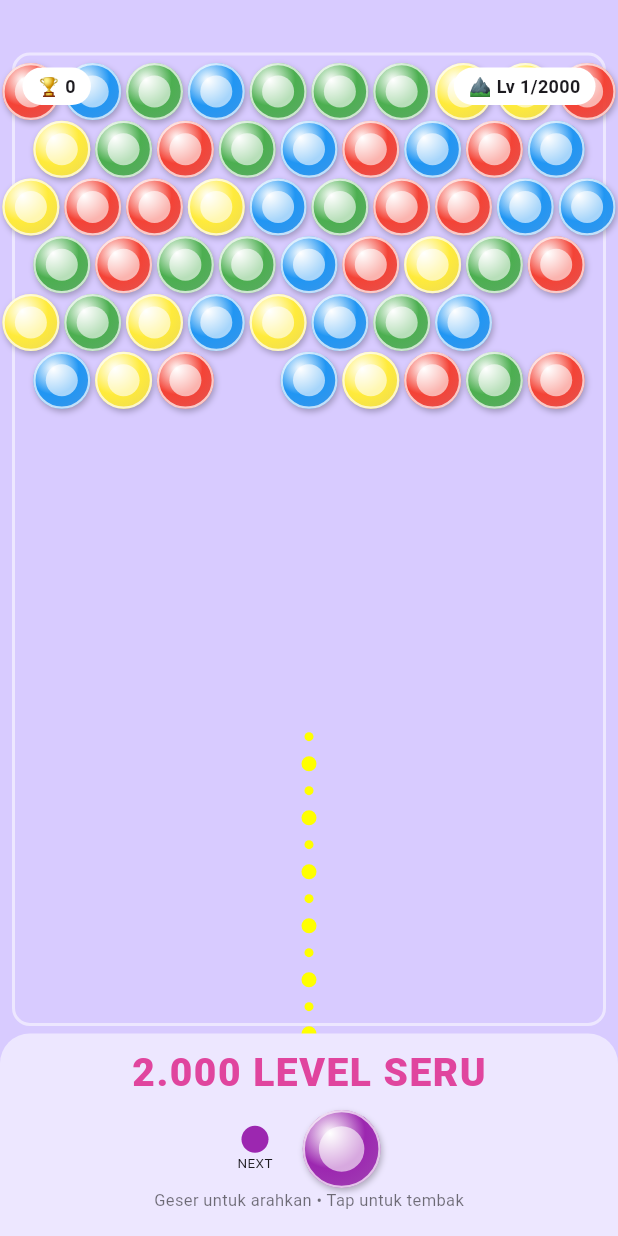
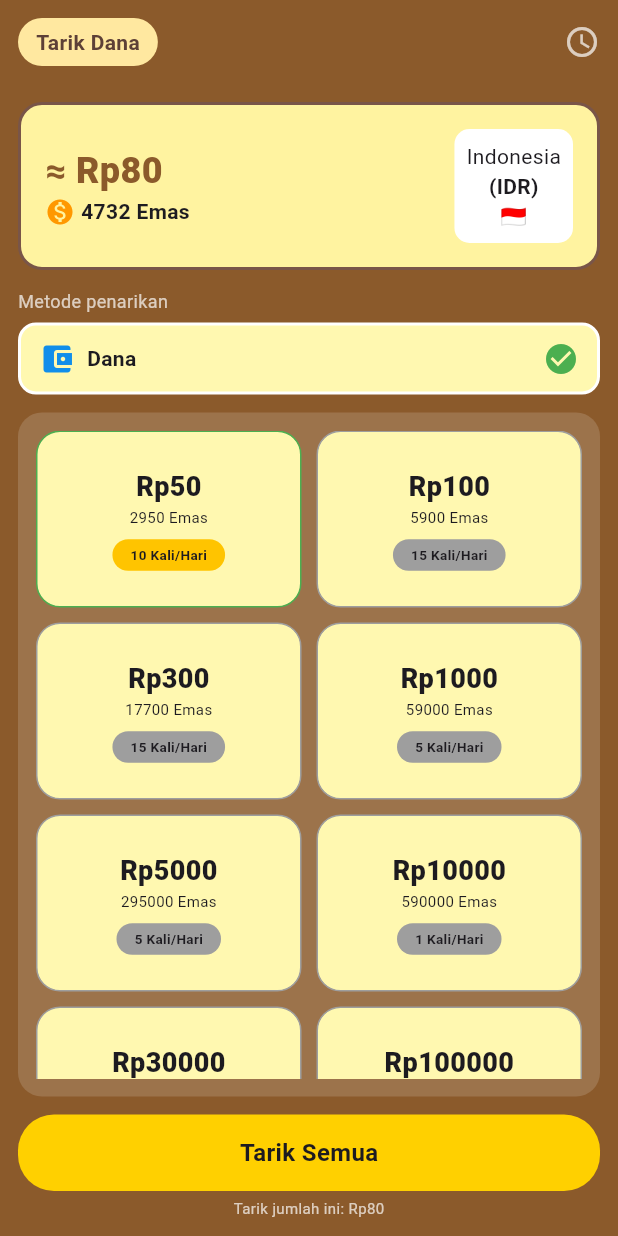
Before and after one commit to rizaldisini22-cmd/mountain-hunter, a Flutter app: the screen it shows after launch, on a phone screen of 412 x 824 dp. Run offline on Flutter 3.47's test engine with Material 3 defaults, Android fonts, the phone set to English and light mode, and no system bars.

Commit message:
Update main.dart

```diff
--- a/lib/main.dart
+++ b/lib/main.dart
@@ -1,193 +1,129 @@
 import 'dart:math';
 import 'package:flutter/material.dart';
+void main()=>runApp(MaterialApp(home: TarikDanaOnly(coins: 4732), debugShowCheckedModeBanner: false));
 
-void main() => runApp(const MaterialApp(home: BubbleShooter(), debugShowCheckedModeBanner: false));
-
-class BubbleShooter extends StatefulWidget {
-  const BubbleShooter({super.key});
-  @override State<BubbleShooter> createState() => _BubbleShooterState();
+class TarikDanaOnly extends StatefulWidget{
+  final int coins; const TarikDanaOnly({super.key, required this.coins});
+  @override State<TarikDanaOnly> createState()=> _TarikOnly();
 }
 
-class _BubbleShooterState extends State<BubbleShooter> {
-  static const cols = 10;
-  List<List<int?>> grid = [];
-  List<Color> colors = [Colors.red, Colors.blue, Colors.green, Colors.yellow, Colors.purple, Colors.cyan, Colors.orange];
-  int cur = 0, next = 1;
-  double cannonX = 0.5;
-  double angle = -pi/2;
-  bool shooting = false;
-  double sx=0, sy=0, vx=0, vy=0;
-  int level = 1, score = 0;
-  final rand = Random();
+class _TarikOnly extends State<TarikDanaOnly>{
+  late int cur; String noDana="";
+  @override void initState(){super.initState(); cur=widget.coins;}
+  double get rpTotal => cur / 59.0; // 59 Emas = Rp1 (sesuai foto kakak)
 
-  @override
-  void initState(){super.initState(); genLevel(); cur=rand.nextInt(colors.length); next=rand.nextInt(colors.length);}
+  final List<Map> list = [
+    {"rp":50, "emas":2950, "limit":"10 Kali/Hari"},
+    {"rp":100, "emas":5900, "limit":"15 Kali/Hari"},
+    {"rp":300, "emas":17700, "limit":"15 Kali/Hari"},
+    {"rp":1000, "emas":59000, "limit":"5 Kali/Hari"},
+    {"rp":5000, "emas":295000, "limit":"5 Kali/Hari"},
+    {"rp":10000, "emas":590000, "limit":"1 Kali/Hari"},
+    {"rp":30000, "emas":1770000, "limit":"1 Kali/Hari"},
+    {"rp":100000, "emas":5900000, "limit":"1 Kali/Hari"},
+    {"rp":200000, "emas":11800000, "limit":"1 Kali/Hari"},
+  ];
 
-  void genLevel(){
-    grid=[];
-    int rows = 6 + (level~/3);
-    if(rows>15) rows=15;
-    for(int r=0;r<rows;r++){
-      int cCount = (r%2==0)? cols : cols-1;
-      grid.add(List.generate(cCount, (_)=> (r<4 || rand.nextDouble()>0.25)? rand.nextInt( min(4 + level~/10, colors.length)) : null));
+  void prosesTarik(Map it){
+    if(cur < it["emas"]){
+      ScaffoldMessenger.of(context).showSnackBar(SnackBar(content: Text("Emas kurang! Butuh ${it["emas"]}, kamu ${cur}")));
+      return;
     }
+    showDialog(context: context, builder: (c)=> AlertDialog(
+      shape: RoundedRectangleBorder(borderRadius: BorderRadius.circular(16)),
+      title: Text("TUKAR SALDO DANA", style: TextStyle(fontWeight: FontWeight.w900, fontSize:16)),
+      content: Column(mainAxisSize: MainAxisSize.min, children:[
+        Container(padding: EdgeInsets.all(12), decoration: BoxDecoration(color: Colors.blue[50], borderRadius: BorderRadius.circular(12)), child: Row(children:[
+          Image.network("https://upload.wikimedia.org/wikipedia/commons/7/72/Logo_dana_blue.png", width:40, errorBuilder: (c,e,s)=> Icon(Icons.account_balance_wallet, color: Colors.blue)),
+          SizedBox(width:10),
+          Column(crossAxisAlignment: CrossAxisAlignment.start, children:[
+            Text("Rp${it["rp"]}", style: TextStyle(fontWeight: FontWeight.bold, fontSize:18)),
+            Text("${it["emas"]} Emas", style: TextStyle(fontSize:12))
+          ])
+        ])),
+        SizedBox(height:12),
+        TextField(
+          keyboardType: TextInputType.phone,
+          decoration: InputDecoration(
+            labelText: "No. DANA",
+            hintText: "08xxxxxxxxxx",
+            prefixIcon: Icon(Icons.phone_android, color: Colors.blue),
+            border: OutlineInputBorder(borderRadius: BorderRadius.circular(12))
+          ),
+          onChanged: (v)=> noDana=v,
+        ),
+        SizedBox(height:8),
+        Text("Penarikan manual 1x24 jam akan di TF admin ke No. DANA kamu", style: TextStyle(fontSize:10, color: Colors.grey))
+      ]),
+      actions:[
+        TextButton(onPressed: ()=> Navigator.pop(c), child: Text("BATAL")),
+        ElevatedButton(
+          style: ElevatedButton.styleFrom(backgroundColor: Color(0xFF118EEA)),
+          onPressed: (){
+            if(noDana.length < 10){
+              ScaffoldMessenger.of(context).showSnackBar(SnackBar(content: Text("Isi No. DANA dulu kak!")));
+              return;
+            }
+            setState(()=> cur -= it["emas"] as int);
+            Navigator.pop(c);
+            ScaffoldMessenger.of(context).showSnackBar(SnackBar(
+              content: Text("BERHASIL! Rp${it["rp"]} ke DANA $noDana - PENDING - Admin akan TF 24 jam"),
+              backgroundColor: Colors.green,
+              duration: Duration(seconds:4),
+            ));
+          },
+          child: Text("TUKAR SEKARANG", style: TextStyle(color: Colors.white, fontWeight: FontWeight.bold))
+        )
+      ],
+    ));
   }
 
-  void shoot(){
-    if(shooting) return;
-    setState((){
-      shooting=true; sx=cannonX; sy=0.88;
-      vx=cos(angle)*0.028; vy=sin(angle)*0.028;
-    });
-    tick();
-  }
+  @override Widget build(BuildContext context){
+    return Scaffold(
+      body: Container(
+        color: Color(0xFF8B5A2B), // kayu
+        child: SafeArea(child: Column(children:[
+          // Header Tarik Dana
+          Padding(padding: EdgeInsets.all(12), child: Row(children:[
+            Container(padding: EdgeInsets.symmetric(horizontal:12,vertical:6), decoration: BoxDecoration(color: Color(0xFFFFE8A0), borderRadius: BorderRadius.circular(20)), child: Text("Tarik Dana", style: TextStyle(fontWeight: FontWeight.bold, color: Color(0xFF5D4037)))),
+            Spacer(),
+            Icon(Icons.access_time, color: Colors.white70)
+          ])),
+          // Saldo
+          Container(margin: EdgeInsets.all(12), padding: EdgeInsets.all(16), decoration: BoxDecoration(color: Color(0xFFFFF3A0), borderRadius: BorderRadius.circular(16), border: Border.all(color: Colors.brown, width:2)),
+            child: Row(children:[
+              Column(crossAxisAlignment: CrossAxisAlignment.start, children:[
+                Text("≈ Rp${rpTotal.toStringAsFixed(0)}", style: TextStyle(fontSize:24, fontWeight: FontWeight.w900, color: Color(0xFF8B5A2B))),
+                Row(children:[Icon(Icons.monetization_on, color: Colors.orange, size:20), SizedBox(width:4), Text("$cur Emas", style: TextStyle(fontWeight: FontWeight.bold))])
+              ]),
+              Spacer(),
+              Container(padding: EdgeInsets.all(8), decoration: BoxDecoration(color: Colors.white, borderRadius: BorderRadius.circular(10)), child: Column(children:[Text("Indonesia"), Text("(IDR)", style: TextStyle(fontWeight: FontWeight.bold)), Text("🇮🇩")]))
+            ]),
+          ),
+          Padding(padding: EdgeInsets.symmetric(horizontal:12), child: Align(alignment: Alignment.centerLeft, child: Text("Metode penarikan", style: TextStyle(color: Colors.white70, fontSize:12)))),
+          SizedBox(height:6),
+          Container(margin: EdgeInsets.symmetric(horizontal:12), padding: EdgeInsets.symmetric(horizontal:12,vertical:10), decoration: BoxDecoration(color: Color(0xFFFFF8B0), borderRadius: BorderRadius.circular(12), border: Border.all(color: Colors.white, width:2)), child: Row(children:[Icon(Icons.account_balance_wallet, color: Color(0xFF118EEA)), SizedBox(width:8), Text("Dana", style: TextStyle(fontWeight: FontWeight.bold)), Spacer(), Icon(Icons.check_circle, color: Colors.green)])),
 
-  void tick() async {
-    while(shooting){
-      await Future.delayed(const Duration(milliseconds: 16));
-      if(!mounted) return;
-      setState((){
-        sx+=vx; sy+=vy;
-        if(sx<=0.04 || sx>=0.96) vx=-vx;
-        if(sy<=0.05 || hitGrid(sx,sy)){ place(); return; }
-        if(sy>1.0){ shooting=false; }
-      });
-    }
-  }
-
-  bool hitGrid(double x,double y){
-    int r = ((y-0.06)/0.057).floor();
-    if(r<0||r>=grid.length) return false;
-    for(int c=0;c<grid[r].length;c++){
-      if(grid[r][c]==null) continue;
-      double gx = (c + (r%2==0?0.5:1.0))/cols;
-      double gy = 0.06 + r*0.057;
-      if(sqrt(pow(x-gx,2)+pow(y-gy,2)) < 0.06) return true;
-    }
-    return false;
-  }
-
-  void place(){
-    int br=0, bc=0; double bd=999;
-    for(int r=0;r<grid.length+1;r++){
-      if(r>=grid.length) grid.add(List.filled(r%2==0?cols:cols-1,null));
-      for(int c=0;c<grid[r].length;c++){
-        if(grid[r][c]!=null) continue;
-        double gx=(c+(r%2==0?0.5:1.0))/cols; double gy=0.06+r*0.057;
-        double d=sqrt(pow(sx-gx,2)+pow(sy-gy,2));
-        if(d<bd){bd=d; br=r; bc=c;}
-      }
-    }
-    grid[br][bc]=cur;
-    pop(br,bc);
-    setState((){
-      shooting=false; cur=next; next=rand.nextInt(min(4 + level~/8, colors.length));
-      if(grid.every((row)=>row.every((e)=>e==null))){ level++; score+=200; genLevel(); }
-      // kalah kalau turun kebawah
-      if(grid.length>13){ level=1; score=0; genLevel(); ScaffoldMessenger.of(context).showSnackBar(const SnackBar(content: Text("Game Over! Bola sampai bawah")));}
-    });
-  }
-
-  void pop(int r,int c){
-    int col = grid[r][c]!;
-    Set<String> vis={}; List<GPos> group=[];
-    void dfs(int rr,int cc){
-      if(rr<0||rr>=grid.length||cc<0||cc>=grid[rr].length) return;
-      if(grid[rr][cc]!=col) return;
-      String k="$rr,$cc"; if(vis.contains(k)) return; vis.add(k); group.add(GPos(rr,cc));
-      for(var n in neigh(rr,cc)) dfs(n.r,n.c);
-    }
-    dfs(r,c);
-    if(group.length>=3){
-      for(var p in group) grid[p.r][p.c]=null;
-      score+=group.length*15;
-      dropFloat();
-    }
-  }
-
-  void dropFloat(){
-    Set<String> conn={};
-    void dfs2(int r,int c){
-      if(r<0||r>=grid.length||c<0||c>=grid[r].length||grid[r][c]==null) return;
-      String k="$r,$c"; if(conn.contains(k)) return; conn.add(k);
-      for(var n in neigh(r,c)) dfs2(n.r,n.c);
-    }
-    for(int c=0;c<grid[0].length;c++) dfs2(0,c);
-    for(int r=0;r<grid.length;r++) for(int c=0;c<grid[r].length;c++) if(grid[r][c]!=null &&!conn.contains("$r,$c")){ grid[r][c]=null; score+=10; }
-  }
-
-  List<GPos> neigh(int r,int c){
-    int off = (r%2==0)?-1:1;
-    return [GPos(r,c-1), GPos(r,c+1), GPos(r-1,c), GPos(r-1,c+off), GPos(r+1,c), GPos(r+1,c+off)];
-  }
-
-  @override
-  Widget build(BuildContext context){
-    double w = MediaQuery.of(context).size.width;
-    return Scaffold(
-      backgroundColor: const Color(0xFFD8CBFF),
-      body: GestureDetector(
-        onPanUpdate: (d){
-          setState((){
-            cannonX = (d.globalPosition.dx/w).clamp(0.1, 0.9);
-            double dx = d.globalPosition.dx - w*cannonX;
-            double dy = d.globalPosition.dy - MediaQuery.of(context).size.height*0.88;
-            angle = atan2(dy,dx);
-            if(angle>-0.15) angle=-0.15; if(angle<-pi+0.15) angle=-pi+0.15;
-          });
-        },
-        onTap: shoot,
-        child: Stack(
-          children: [
-            Container(decoration: BoxDecoration(border: Border.all(color: Colors.white54, width: 2), borderRadius: BorderRadius.circular(12)), margin: const EdgeInsets.fromLTRB(8, 35, 8, 140)),
-            // bubbles
-            for(int r=0;r<grid.length;r++) for(int c=0;c<grid[r].length;c++) if(grid[r][c]!=null)
-              Positioned(left: w*(c+(r%2==0?0.5:1.0))/cols - 19, top: 42 + r*38.5, child: bubble(colors[grid[r][c]!], 38)),
-            if(shooting) Positioned(left: w*sx-19, top: MediaQuery.of(context).size.height*sy-19, child: bubble(colors[cur], 38)),
-            CustomPaint(size: Size.infinite, painter: AimPaint(cannonX, angle, shooting)),
-            // UI
-            Positioned(top: 45, left: 15, child: chip("🏆 $score")),
-            Positioned(top: 45, right: 15, child: chip("⛰️ Lv $level/2000")),
-            Positioned(
-              bottom: 0, left: 0, right: 0, child: Container(
-                height: 135, decoration: const BoxDecoration(color: Color(0xFFEDE7FF), borderRadius: BorderRadius.vertical(top: Radius.circular(20))),
-                child: Column(children: [
-                  const SizedBox(height: 8),
-                  const Text("2.000 LEVEL SERU", style: TextStyle(fontSize: 26, fontWeight: FontWeight.w900, color: Color(0xFFE0459E), letterSpacing: 1)),
-                  const SizedBox(height: 6),
-                  Row(mainAxisAlignment: MainAxisAlignment.center, children: [
-                    Column(children: [Container(width: 18, height: 18, decoration: BoxDecoration(color: colors[next], shape: BoxShape.circle)), const Text("NEXT", style: TextStyle(fontSize: 9))]),
-                    const SizedBox(width: 20),
-                    GestureDetector(onTap: shoot, child: bubble(colors[cur], 52)),
-                  ]),
-                  Text("Geser untuk arahkan • Tap untuk tembak", style: TextStyle(fontSize: 11, color: Colors.black54)),
-                ]),
-              ),
-            ),
-          ],
-        ),
+          SizedBox(height:12),
+          Expanded(child: Container(margin: EdgeInsets.symmetric(horizontal:12), padding: EdgeInsets.all(12), decoration: BoxDecoration(color: Colors.white.withOpacity(0.15), borderRadius: BorderRadius.circular(16)), child: GridView.builder(gridDelegate: SliverGridDelegateWithFixedCrossAxisCount(crossAxisCount: 2, childAspectRatio: 1.5, crossAxisSpacing:10, mainAxisSpacing:10), itemCount: list.length, itemBuilder: (c,i){
+            var it=list[i]; bool bisa=cur>=it["emas"];
+            return Container(decoration: BoxDecoration(color: Color(0xFFFFF8B0), borderRadius: BorderRadius.circular(16), border: Border.all(color: bisa? Colors.green: Colors.grey)),
+              child: Column(mainAxisAlignment: MainAxisAlignment.center, children:[
+                Text("Rp${it["rp"]}", style: TextStyle(fontWeight: FontWeight.w900, fontSize:18)),
+                Text("${it["emas"]} Emas", style: TextStyle(fontSize:10)),
+                SizedBox(height:8),
+                GestureDetector(onTap: bisa? ()=> prosesTarik(it): null, child: Container(padding: EdgeInsets.symmetric(horizontal:12,vertical:4), decoration: BoxDecoration(color: bisa? Color(0xFFFFC400): Colors.grey, borderRadius: BorderRadius.circular(12)), child: Text(it["limit"], style: TextStyle(fontSize:9, fontWeight: FontWeight.bold))))
+              ]),
+            );
+          }))),
+          // Tombol Tarik Semua
+          Container(padding: EdgeInsets.all(12), child: Column(children:[
+            GestureDetector(onTap: ()=> prosesTarik(list[0]), child: Container(width: double.infinity, padding: EdgeInsets.symmetric(vertical:14), decoration: BoxDecoration(color: Color(0xFFFFD000), borderRadius: BorderRadius.circular(24)), child: Center(child: Text("Tarik Semua", style: TextStyle(fontWeight: FontWeight.bold, fontSize:16))))),
+            SizedBox(height:4),
+            Text("Tarik jumlah ini: Rp${rpTotal.toStringAsFixed(0)}", style: TextStyle(color: Colors.white70, fontSize:10))
+          ]))
+        ])),
       ),
     );
   }
-
-  Widget chip(String t)=>Container(padding: const EdgeInsets.symmetric(horizontal: 10, vertical: 4), decoration: BoxDecoration(color: Colors.white, borderRadius: BorderRadius.circular(20)), child: Text(t, style: const TextStyle(fontWeight: FontWeight.bold, fontSize: 12)));
-
-  Widget bubble(Color c, double s){
-    return Container(width: s, height: s, decoration: BoxDecoration(shape: BoxShape.circle, gradient: RadialGradient(colors: [Colors.white, c, c.withOpacity(0.8)], center: const Alignment(-0.3,-0.4), radius: 0.9), boxShadow: const [BoxShadow(color: Colors.black26, blurRadius: 3, offset: Offset(1,2))], border: Border.all(color: Colors.white70, width: 1.5)),
-      child: Container(margin: EdgeInsets.all(s*0.18), decoration: BoxDecoration(shape: BoxShape.circle, color: Colors.white.withOpacity(0.6))));
-  }
 }
-
-class AimPaint extends CustomPainter {
-  final double x, ang; final bool shooting;
-  AimPaint(this.x,this.ang,this.shooting);
-  @override void paint(Canvas canvas, Size size){
-    if(shooting) return;
-    var p=Paint()..color=Colors.yellowAccent..style=PaintingStyle.fill;
-    double cx=size.width*x, cy=size.height*0.88;
-    for(int i=1;i<14;i++){ double px=cx+cos(ang)*i*18; double py=cy+sin(ang)*i*18; if(py<45) break; canvas.drawCircle(Offset(px,py), i%2==0?5:3, p); }
-  }
-  @override bool shouldRepaint(covariant CustomPainter old)=>true;
-}
-
-class GPos{ final int r,c; GPos(this.r,this.c); }
```
